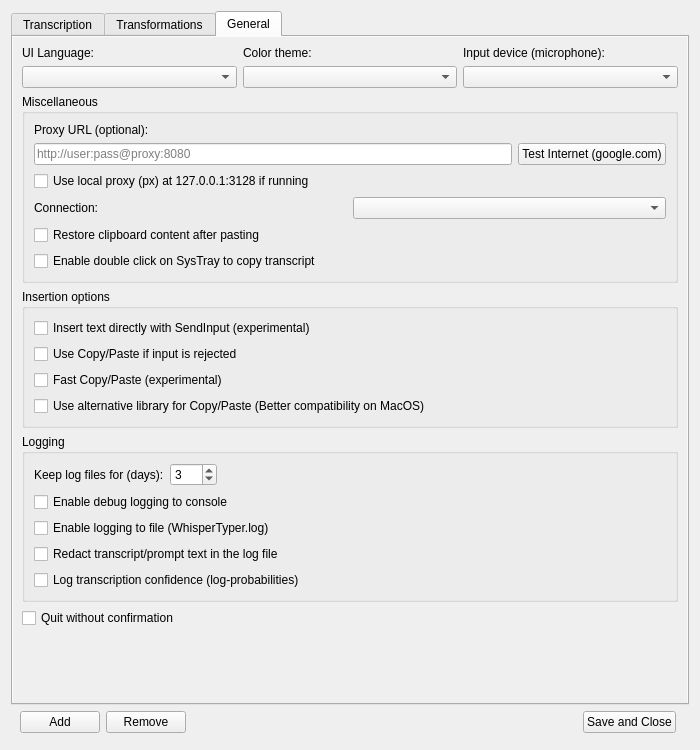
bjspi/WhisperTyper, file app/resources/main_window.ui: the form before one commit.
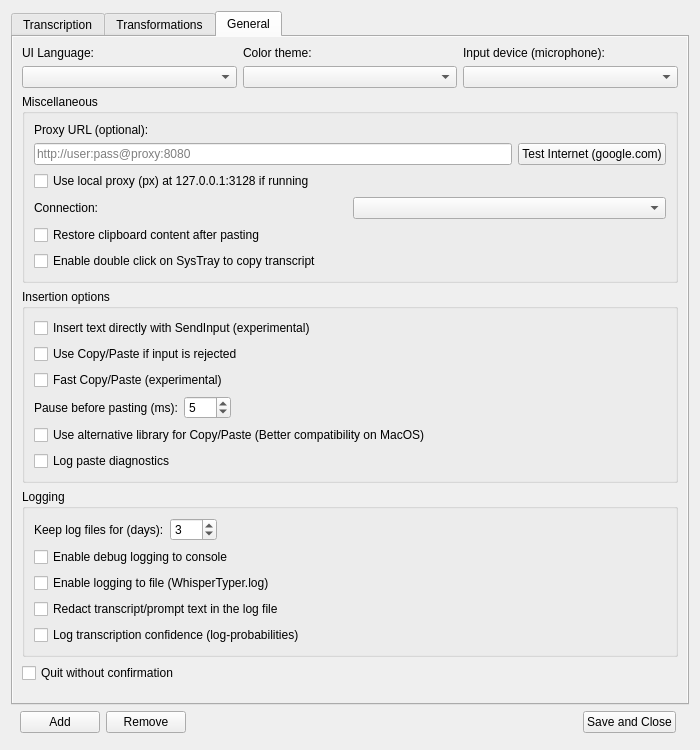
The form after the commit. The open tabs and pages were chosen to show the change.

Commit message:
feat: paste diagnostics, configurable fast paste pause and config-only expert timings
- Optional Windows paste diagnostics (paste_diag log lines): target process and
  focused control, held modifiers, clipboard holder/owner and changes around Ctrl+V.
- Fast paste waits a configurable pause (default 5 ms) before Ctrl/Cmd+V.
- New "expert" block in config.json for the paste/copy timings, defaulting to the
  previous fixed values; invalid values are repaired and logged as warnings.

```diff
--- a/app/resources/main_window.ui
+++ b/app/resources/main_window.ui
@@ -938,11 +938,38 @@
             <property name="text"><string>Fast Copy/Paste (experimental)</string></property>
            </widget>
           </item>
+          <item>
+           <layout class="QHBoxLayout" name="fast_paste_delay_layout">
+            <item>
+             <widget class="QLabel" name="fast_paste_delay_label">
+              <property name="text"><string>Pause before pasting (ms):</string></property>
+             </widget>
+            </item>
+            <item>
+             <widget class="QSpinBox" name="fast_paste_delay_input">
+              <property name="minimum"><number>0</number></property>
+              <property name="maximum"><number>100</number></property>
+              <property name="value"><number>5</number></property>
+             </widget>
+            </item>
+            <item>
+             <spacer name="fast_paste_delay_spacer">
+              <property name="orientation"><enum>Qt::Horizontal</enum></property>
+              <property name="sizeHint" stdset="0"><size><width>40</width><height>20</height></size></property>
+             </spacer>
+            </item>
+           </layout>
+          </item>
           <item>
            <widget class="QCheckBox" name="alt_clipboard_lib_checkbox">
             <property name="text"><string>Use alternative library for Copy/Paste (Better compatibility on MacOS)</string></property>
            </widget>
           </item>
+          <item>
+           <widget class="QCheckBox" name="paste_diagnostics_checkbox">
+            <property name="text"><string>Log paste diagnostics</string></property>
+           </widget>
+          </item>
          </layout>
         </widget>
        </item>
```
The commit also changes 20 other files.
